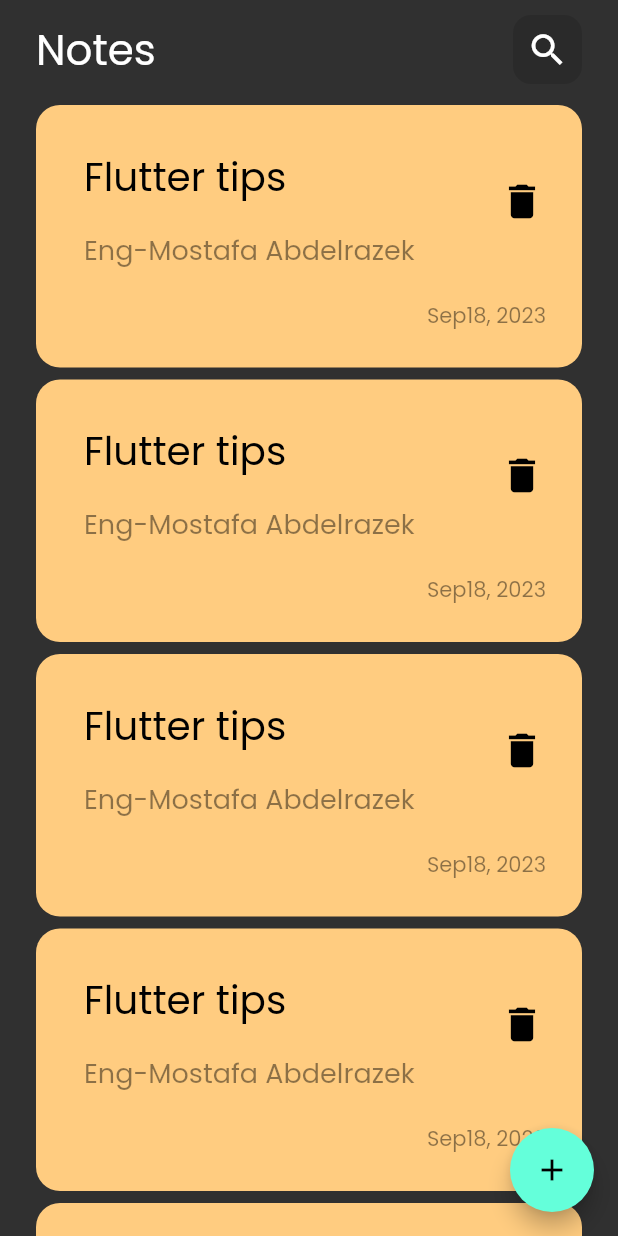
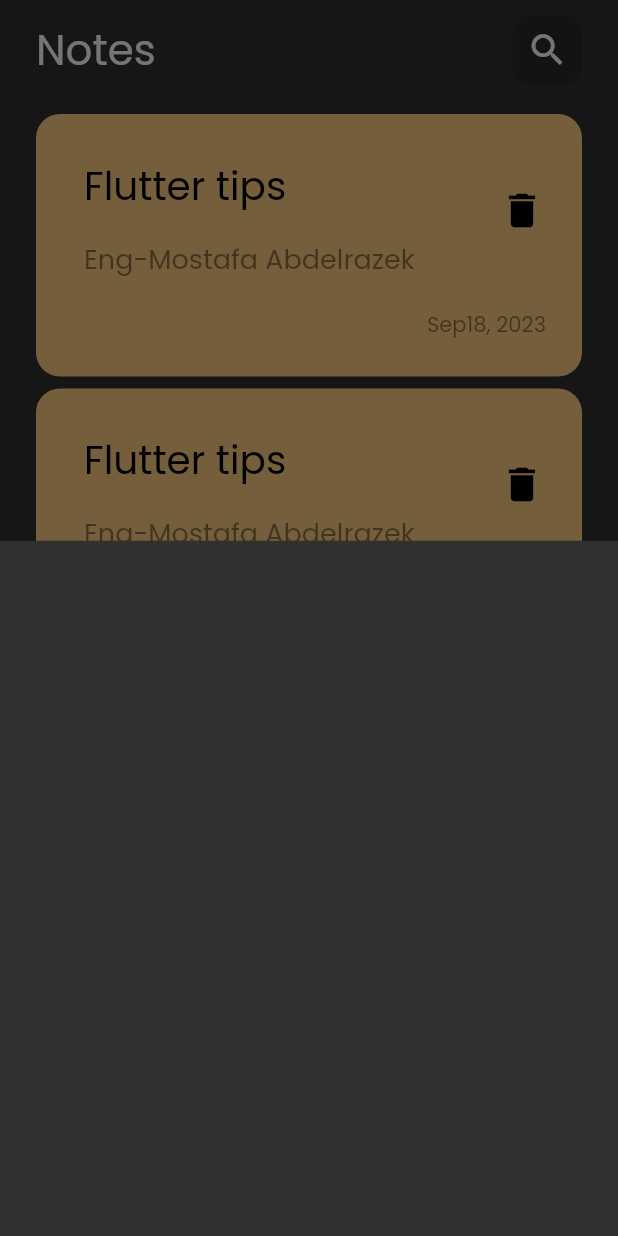
Before and after one commit to Mostafa3bdelrazek/Notes_App, a Flutter app: the screen it shows after launch, after a tap on the "add" icon, on a phone screen of 412 x 824 dp. Run offline on Flutter 3.47's test engine with Material 2 defaults, Android fonts, the phone set to English and light mode, and no system bars.

Commit message:
add note bottom sheet

```diff
--- a/lib/views/notes_view.dart
+++ b/lib/views/notes_view.dart
@@ -1,4 +1,5 @@
 import 'package:flutter/material.dart';
+import 'package:notes/views/widgets/add_note_bottom_sheet.dart';
 import 'package:notes/views/widgets/notes_view_body.dart';
 
 class NotesView extends StatelessWidget {
@@ -8,7 +9,14 @@ class NotesView extends StatelessWidget {
   Widget build(BuildContext context) {
     return Scaffold(
       floatingActionButton: FloatingActionButton(
-          onPressed: () {},
+          onPressed: () {
+            showModalBottomSheet(
+              context: context,
+              builder: (context) {
+                return const AddNoteBottomSheet();
+              },
+            );
+          },
           child: const Icon(
             Icons.add,
           )),
--- /dev/null
+++ b/lib/views/widgets/add_note_bottom_sheet.dart
@@ -0,0 +1,10 @@
+import 'package:flutter/material.dart';
+
+class AddNoteBottomSheet extends StatelessWidget {
+  const AddNoteBottomSheet({super.key});
+
+  @override
+  Widget build(BuildContext context) {
+    return Container();
+  }
+}
--- a/lib/views/widgets/notes_list_view.dart
+++ b/lib/views/widgets/notes_list_view.dart
@@ -7,10 +7,13 @@ class NotesListView extends StatelessWidget {
 
   @override
   Widget build(BuildContext context) {
-    return ListView.builder(
-      itemBuilder: (context, index) => const Padding(
-        padding: EdgeInsets.symmetric(vertical: 4),
-        child: NotesItem(),
+    return Padding(
+      padding: const EdgeInsets.symmetric(vertical: 16),
+      child: ListView.builder(
+        itemBuilder: (context, index) => const Padding(
+          padding: EdgeInsets.symmetric(vertical: 4),
+          child: NotesItem(),
+        ),
       ),
     );
   }
--- a/lib/views/widgets/notes_view_body.dart
+++ b/lib/views/widgets/notes_view_body.dart
@@ -13,7 +13,6 @@ class NotesViewBody extends StatelessWidget {
         children: [
           SizedBox(height: 10),
           CustomAppbar(),
-          SizedBox(height: 10),
           Expanded(
             child: NotesListView(),
           )
```
